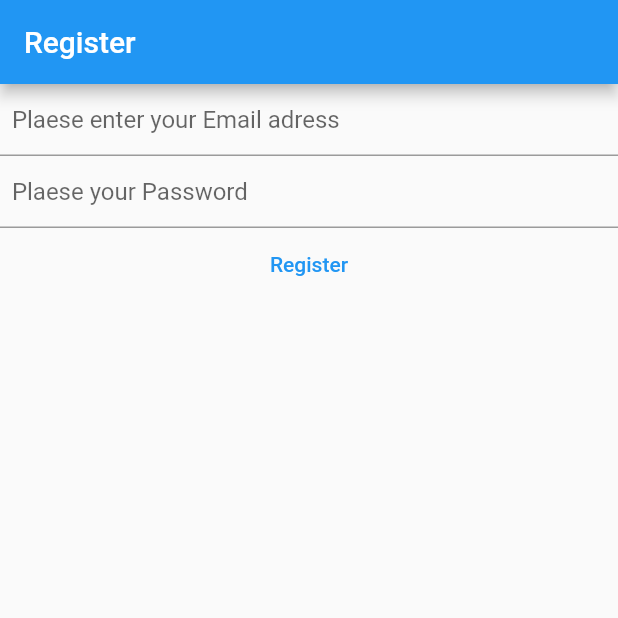
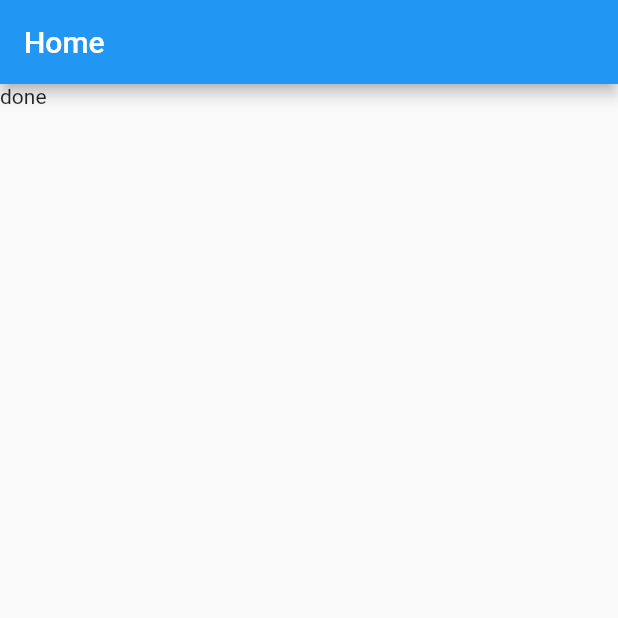
Before and after one commit to lahcenechl/flutter-setup, a Flutter app: the screen it shows after launch, on a phone screen of 412 x 824 dp, the top half of it. Run offline on Flutter 3.47's test engine with Material 2 defaults, Android fonts, the phone set to English and light mode, and no system bars; our stand-ins replace firebase_auth, firebase_core; accounts and stored records are empty.

Commit message:
login registration email password setup

```diff
--- a/lib/main.dart
+++ b/lib/main.dart
@@ -1,13 +1,43 @@
+import 'package:firebase_auth/firebase_auth.dart';
+import 'package:firebase_core/firebase_core.dart';
 import 'package:flutter/material.dart';
-import '/login_registration.dart';
+import 'firebase_options.dart';
+import 'view/login_view.dart';
 
 void main() {
   WidgetsFlutterBinding.ensureInitialized();
   runApp(MaterialApp(
-    title: 'Flutter Demo1',
-    theme: ThemeData(
-      primarySwatch: Colors.blue,
-    ),
-    home: const HomePage(),
-  ));
+      title: 'Flutter Demo1',
+      theme: ThemeData(
+        primarySwatch: Colors.blue,
+      ),
+      home: const HomePage()));
 }
+
+class HomePage extends StatelessWidget {
+  const HomePage({Key? key}) : super(key: key);
+  @override
+  Widget build(BuildContext context) {
+    return Scaffold(
+      appBar: AppBar(title: Text('Home')),
+      body: FutureBuilder(
+          future: Firebase.initializeApp(
+            options: DefaultFirebaseOptions.currentPlatform,
+          ),
+          builder: (context, snapshot) {
+            switch (snapshot.connectionState) {
+              case ConnectionState.done:
+                final user = FirebaseAuth.instance.currentUser;
+                if (user?.emailVerified ?? false) {
+                  print('email Verified');
+                } else {
+                  print('you need to verify your email first');
+                }
+                return const Text('done');
+              default:
+                return const Text('loading ........');
+            }
+          }),
+    );
+  }
+}
```
Also changed, not shown: lib/registration_view.dart (renamed from lib/login_registration.dart, +21 -8 lines), lib/view/login_view.dart (added, +86 -0 lines), 1 other file.
